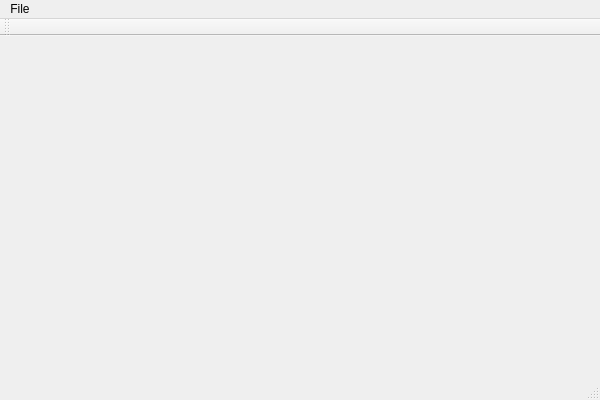
Above: logging_calibr/lcmainwindow.ui from zhangxudongcn/well_dev before the change. Below: the same form after it.
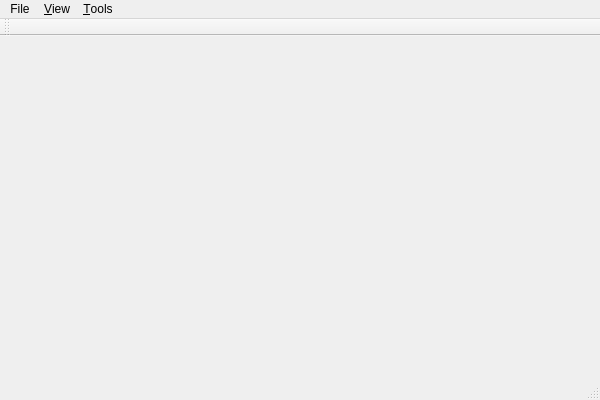
That is the form after the change.

The edit to the form file:
```diff
--- a/logging_calibr/lcmainwindow.ui
+++ b/logging_calibr/lcmainwindow.ui
@@ -20,7 +20,7 @@
      <x>0</x>
      <y>0</y>
      <width>600</width>
-     <height>26</height>
+     <height>23</height>
     </rect>
    </property>
    <widget class="QMenu" name="menuFile">
@@ -30,7 +30,20 @@
     <addaction name="action_open"/>
     <addaction name="action_quit"/>
    </widget>
+   <widget class="QMenu" name="menu_View">
+    <property name="title">
+     <string>&amp;View</string>
+    </property>
+   </widget>
+   <widget class="QMenu" name="menuTools">
+    <property name="title">
+     <string>&amp;Tools</string>
+    </property>
+    <addaction name="action_Options"/>
+   </widget>
    <addaction name="menuFile"/>
+   <addaction name="menu_View"/>
+   <addaction name="menuTools"/>
   </widget>
   <widget class="QToolBar" name="mainToolBar">
    <attribute name="toolBarArea">
```
Left out of the diff: 5 changed lines with no effect on the pictures.
